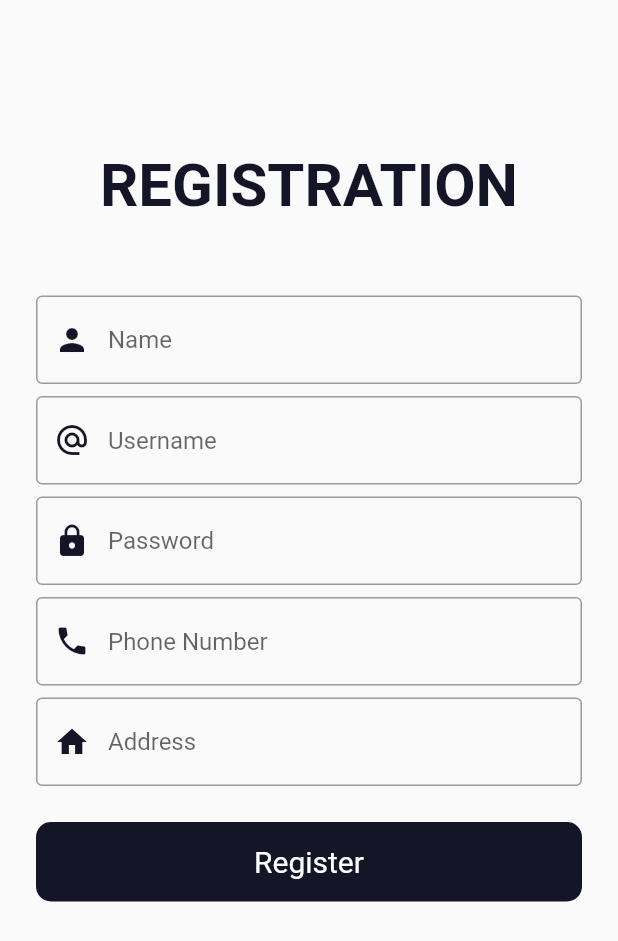
After one commit to JodiKurniawan99/renthub_app, a Flutter app: the screen it shows after launch, after a tap on "Belum punya akun? Register disini", on a phone screen of 412 x 824 dp. The commit adds this screen. Shown: the top 941 px of the screen. Run offline on Flutter 3.47's test engine with Material 2 defaults, Android fonts, the phone set to English and light mode, and no system bars.

Commit message:
Init Register Screen

```diff
--- a/lib/screens/login_screen.dart
+++ b/lib/screens/login_screen.dart
@@ -1,5 +1,6 @@
 import 'package:flutter/cupertino.dart';
 import 'package:flutter/material.dart';
+import 'package:renthub_app/screens/register_screen.dart';
 
 class LoginScreen extends StatefulWidget {
   static const String routeId = 'login_screen';
@@ -7,8 +8,8 @@ class LoginScreen extends StatefulWidget {
   @override
   _LoginScreenState createState() => _LoginScreenState();
 }
+
 class _LoginScreenState extends State<LoginScreen> {
-
   @override
   Widget build(BuildContext context) {
     return Scaffold(
@@ -20,21 +21,18 @@ class _LoginScreenState extends State<LoginScreen> {
           children: [
             Container(),
             TextField(
-              keyboardType: TextInputType.emailAddress,
               decoration: InputDecoration(
                 border: OutlineInputBorder(),
-                hintText: 'Email',
+                hintText: 'Username',
               ),
             ),
             SizedBox(height: 8.0),
             TextField(
-
               decoration: InputDecoration(
                 border: OutlineInputBorder(),
                 suffixIcon: IconButton(
                   icon: Icon(Icons.visibility_off),
-                  onPressed: () {
-                  },
+                  onPressed: () {},
                 ),
                 hintText: 'Password',
               ),
@@ -48,16 +46,17 @@ class _LoginScreenState extends State<LoginScreen> {
                 shape: RoundedRectangleBorder(
                   borderRadius: BorderRadius.circular(16),
                 ),
-              onPressed: () {}
-            ),
+                onPressed: () {}),
             TextButton(
-              child: Text('Belum punya akun? register disini'),
-              onPressed: () {},
+              child: Text('Belum punya akun? Register disini'),
+              onPressed: () {
+                Navigator.push(context,
+                    MaterialPageRoute(builder: (context) => RegisterScreen()));
+              },
             ),
           ],
         ),
       ),
     );
   }
-
 }
--- /dev/null
+++ b/lib/screens/register_screen.dart
@@ -0,0 +1,91 @@
+import 'package:flutter/material.dart';
+
+class RegisterScreen extends StatefulWidget {
+  @override
+  _RegisterScreen createState() => _RegisterScreen();
+}
+
+class _RegisterScreen extends State<RegisterScreen> {
+  @override
+  Widget build(BuildContext context) {
+    return MaterialApp(
+      home: Scaffold(
+        resizeToAvoidBottomInset: false,
+        body: Padding(
+          padding: const EdgeInsets.symmetric(horizontal: 24.0),
+          child: Column(
+            crossAxisAlignment: CrossAxisAlignment.center,
+            children: [
+              Container(),
+              SizedBox(height: 100.0),
+              Text('REGISTRATION',
+                  style: TextStyle(
+                      fontSize: 40.0,
+                      color: Color(0xff151528),
+                      fontWeight: FontWeight.bold)),
+              SizedBox(height: 50.0),
+              TextField(
+                decoration: InputDecoration(
+                  border: OutlineInputBorder(),
+                  prefixIcon: Icon(Icons.person, color: Color(0xff151528)),
+                  hintText: 'Name',
+                ),
+              ),
+              SizedBox(height: 8.0),
+              TextField(
+                decoration: InputDecoration(
+                  border: OutlineInputBorder(),
+                  prefixIcon:
+                      Icon(Icons.alternate_email, color: Color(0xff151528)),
+                  hintText: 'Username',
+                ),
+              ),
+              SizedBox(height: 8.0),
+              TextField(
+                obscureText: true,
+                decoration: InputDecoration(
+                  border: OutlineInputBorder(),
+                  prefixIcon: Icon(Icons.lock, color: Color(0xff151528)),
+                  hintText: 'Password',
+                ),
+              ),
+              SizedBox(height: 8.0),
+              TextField(
+                keyboardType: TextInputType.number,
+                decoration: InputDecoration(
+                  border: OutlineInputBorder(),
+                  prefixIcon: Icon(Icons.phone, color: Color(0xff151528)),
+                  hintText: 'Phone Number',
+                ),
+              ),
+              SizedBox(height: 8.0),
+              TextFormField(
+                keyboardType: TextInputType.multiline,
+                maxLines: null,
+                decoration: InputDecoration(
+                  border: OutlineInputBorder(),
+                  prefixIcon: Icon(Icons.home, color: Color(0xff151528)),
+                  hintText: 'Address',
+                ),
+              ),
+              SizedBox(height: 24.0),
+              InkWell(
+                onTap: () {},
+                child: Container(
+                  padding: EdgeInsets.symmetric(vertical: 15.0),
+                  decoration: BoxDecoration(
+                      borderRadius: BorderRadius.circular(10.0),
+                      color: Color(0xff151528)),
+                  child: Center(
+                    child: Text('Register',
+                        style: TextStyle(color: Colors.white, fontSize: 20.0)),
+                  ),
+                ),
+              )
+            ],
+          ),
+        ),
+      ),
+    );
+  }
+}
```
Lines whose indentation alone changed are shown as unchanged.
